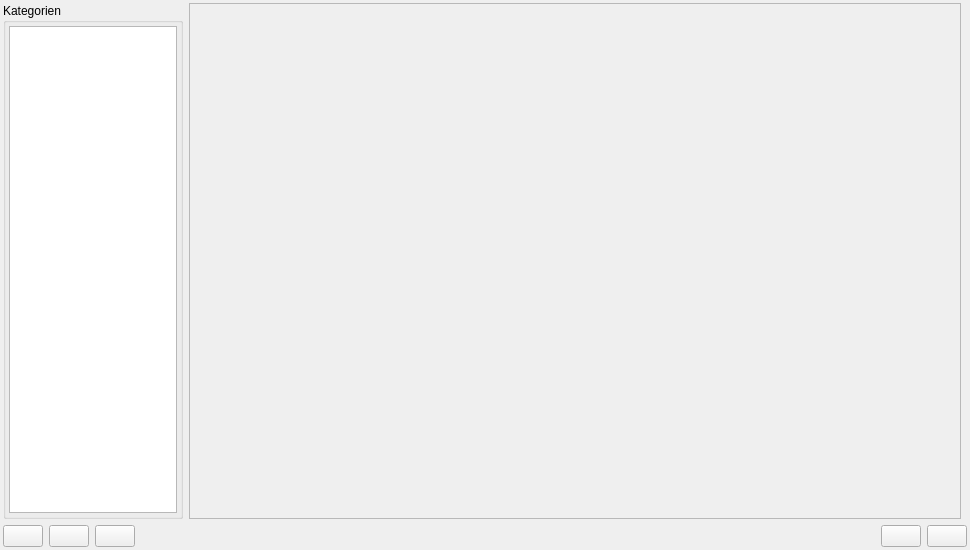
This is guilibraries/wmsgui/src/ObjectEditor/CwmsObjectEditor.ui in WOGRA-AG/wms as Qt 5 draws it before an edit. The edited form follows.
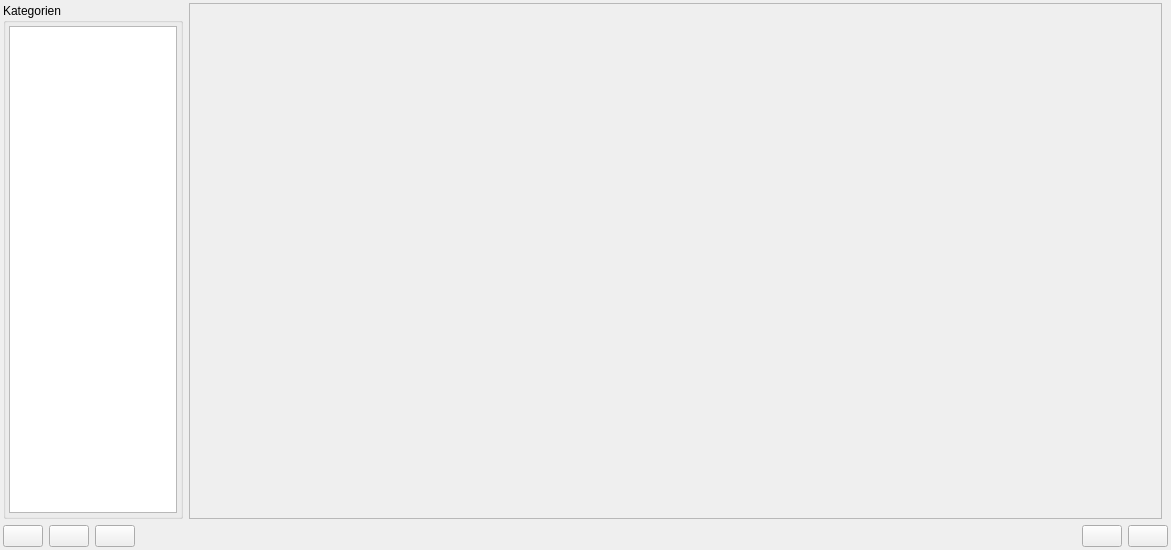
This is the edited form. Icons and pictures are not drawn.

Patch:
```diff
--- a/guilibraries/wmsgui/src/ObjectEditor/CwmsObjectEditor.ui
+++ b/guilibraries/wmsgui/src/ObjectEditor/CwmsObjectEditor.ui
@@ -6,7 +6,7 @@
    <rect>
     <x>0</x>
     <y>0</y>
-    <width>970</width>
+    <width>1171</width>
     <height>550</height>
    </rect>
   </property>
@@ -195,7 +195,7 @@
        <rect>
         <x>0</x>
         <y>0</y>
-        <width>770</width>
+        <width>971</width>
         <height>502</height>
        </rect>
       </property>
```
